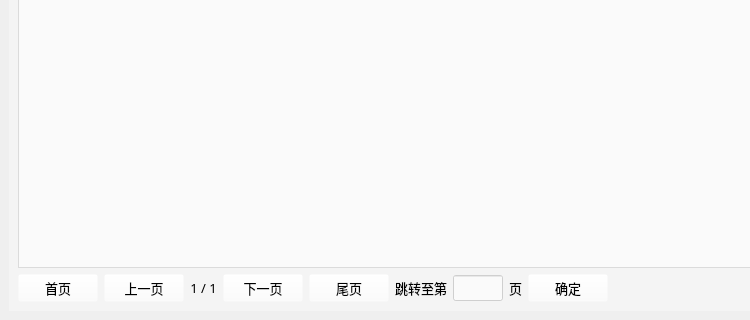
Before: the Qt Designer form admin/frontend/mainWin.ui in sophiefy/WHU-MMS, drawn with Qt 5; both pictures show x 0 to 750 and y 466 to 786 of the 1315 by 786 pixel window.
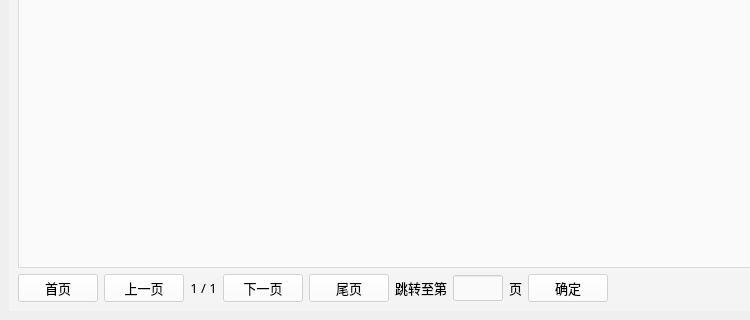
After: the same form once the commit is applied. The open tabs and pages were chosen to show the change. Icons and pictures are not drawn.

Diff of the .ui file:
```diff
--- a/admin/frontend/mainWin.ui
+++ b/admin/frontend/mainWin.ui
@@ -1260,6 +1260,9 @@
                   <pointsize>10</pointsize>
                  </font>
                 </property>
+                <property name="styleSheet">
+                 <string notr="true">background-color: rgba(255, 255, 255, 150);</string>
+                </property>
                 <property name="text">
                  <string>首页</string>
                 </property>
@@ -1273,6 +1276,9 @@
                   <pointsize>10</pointsize>
                  </font>
                 </property>
+                <property name="styleSheet">
+                 <string notr="true">background-color: rgba(255, 255, 255, 150);</string>
+                </property>
                 <property name="text">
                  <string>上一页</string>
                 </property>
@@ -1311,6 +1317,9 @@
                   <pointsize>10</pointsize>
                  </font>
                 </property>
+                <property name="styleSheet">
+                 <string notr="true">background-color: rgba(255, 255, 255, 150);</string>
+                </property>
                 <property name="text">
                  <string>下一页</string>
                 </property>
@@ -1324,6 +1333,9 @@
                   <pointsize>10</pointsize>
                  </font>
                 </property>
+                <property name="styleSheet">
+                 <string notr="true">background-color: rgba(255, 255, 255, 150);</string>
+                </property>
                 <property name="text">
                  <string>尾页</string>
                 </property>
@@ -1406,6 +1418,9 @@
                   <pointsize>10</pointsize>
                  </font>
                 </property>
+                <property name="styleSheet">
+                 <string notr="true">background-color: rgba(255, 255, 255, 150);</string>
+                </property>
                 <property name="text">
                  <string>确定</string>
                 </property>
```
Left out of the diff: 14 changed lines with no effect on the pictures.
